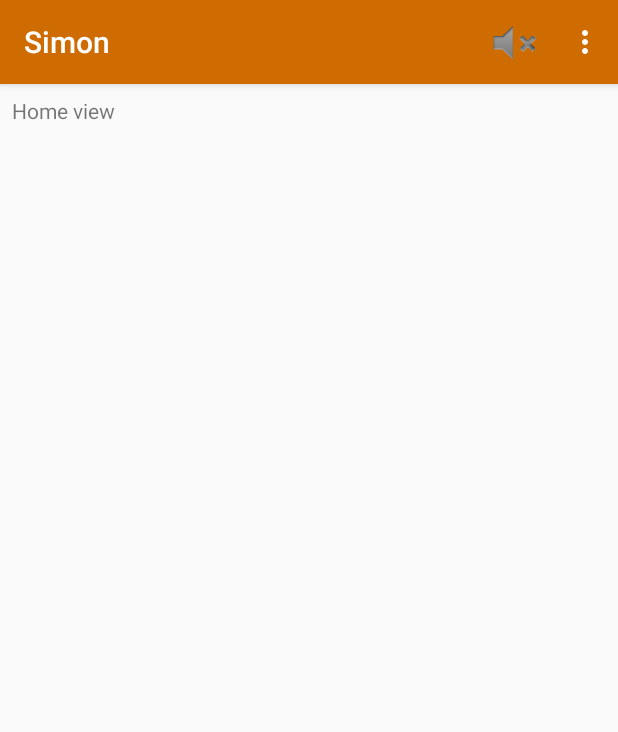
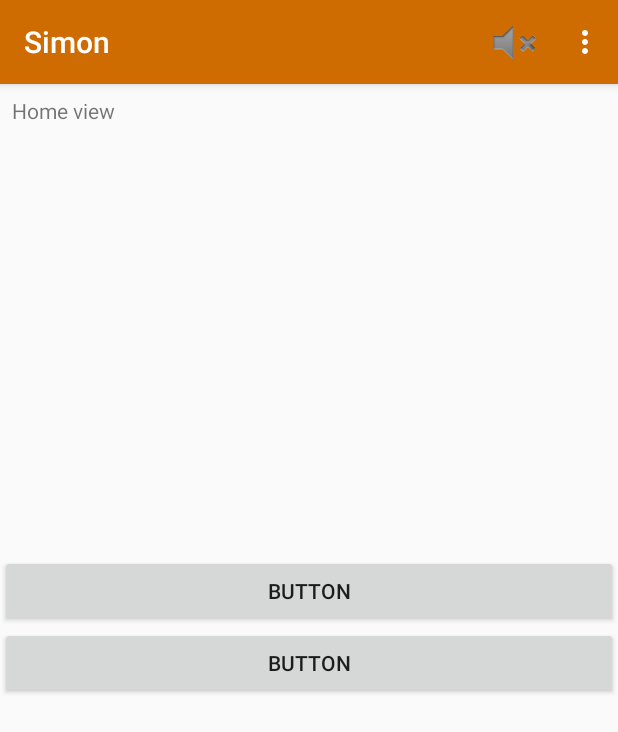
Before and after one commit to davrami/SimonAndroid, an Android app: the HomeActivity screen opened directly, with no data from a screen before it, on a phone screen of 412 x 824 dp. Shown: the top 732 px of the screen. Run offline under Robolectric (Android 15) with nearby library versions, the phone set to English and light mode, and no system bars.

Commit message:
Merge branch 'master' of https://github.com/davrami/SimonAndroid
# Conflicts:
#	app/src/main/java/dam2/simon/Simon.java

```diff
--- a/app/src/main/java/dam2/simon/HomeActivity.java
+++ b/app/src/main/java/dam2/simon/HomeActivity.java
@@ -1,7 +1,9 @@
 package dam2.simon;
 
 import android.content.Intent;
+import android.content.res.Configuration;
 import android.graphics.drawable.Drawable;
+import android.net.Uri;
 import android.support.design.widget.Snackbar;
 import android.support.v4.content.ContextCompat;
 import android.support.v7.app.AppCompatActivity;
@@ -11,7 +13,7 @@ import android.view.MenuItem;
 import android.view.View;
 import android.widget.Button;
 
-public class HomeActivity extends AppCompatActivity {
+public class HomeActivity extends AppCompatActivity implements fr1.OnFragmentInteractionListener, fr2.OnFragmentInteractionListener{
     private boolean isReproduint= false;
     private Intent intent;
     protected static final String EXTRA_MISSATGE = "Home";
@@ -27,6 +29,19 @@ public class HomeActivity extends AppCompatActivity {
         //startService(intent);
         this.btMusic  = findViewById(R.id.music);
 
+        if(getResources().getConfiguration().orientation == Configuration.ORIENTATION_LANDSCAPE){
+            fr2 fragmento2 = new fr2();
+            this.getFragmentManager().beginTransaction()
+                    .replace(R.id.contenedor, fragmento2, null)
+                    .addToBackStack(null)
+                    .commit();
+        }else{
+            fr1 fragmento1= new fr1();
+            this.getFragmentManager().beginTransaction()
+                    .replace(R.id.contenedor, fragmento1, null)
+                    .addToBackStack(null)
+                    .commit();
+        }
 
     }
 
@@ -104,5 +119,8 @@ public class HomeActivity extends AppCompatActivity {
 
     }
 
+    @Override
+    public void onFragmentInteraction(Uri uri) {
 
+    }
 }
--- /dev/null
+++ b/app/src/main/java/dam2/simon/fr1.java
@@ -0,0 +1,108 @@
+package dam2.simon;
+
+import android.app.Fragment;
+import android.content.Context;
+import android.net.Uri;
+import android.os.Bundle;
+import android.view.LayoutInflater;
+import android.view.View;
+import android.view.ViewGroup;
+
+
+/**
+ * A simple {@link Fragment} subclass.
+ * Activities that contain this fragment must implement the
+ * {@link fr1.OnFragmentInteractionListener} interface
+ * to handle interaction events.
+ * Use the {@link fr1#newInstance} factory method to
+ * create an instance of this fragment.
+ */
+public class fr1 extends Fragment {
+    // TODO: Rename parameter arguments, choose names that match
+    // the fragment initialization parameters, e.g. ARG_ITEM_NUMBER
+    private static final String ARG_PARAM1 = "param1";
+    private static final String ARG_PARAM2 = "param2";
+
+    // TODO: Rename and change types of parameters
+    private String mParam1;
+    private String mParam2;
+
+    private OnFragmentInteractionListener mListener;
+
+    public fr1() {
+        // Required empty public constructor
+    }
+
+    /**
+     * Use this factory method to create a new instance of
+     * this fragment using the provided parameters.
+     *
+     * @param param1 Parameter 1.
+     * @param param2 Parameter 2.
+     * @return A new instance of fragment fr1.
+     */
+    // TODO: Rename and change types and number of parameters
+    public static fr1 newInstance(String param1, String param2) {
+        fr1 fragment = new fr1();
+        Bundle args = new Bundle();
+        args.putString(ARG_PARAM1, param1);
+        args.putString(ARG_PARAM2, param2);
+        fragment.setArguments(args);
+        return fragment;
+    }
+
+    @Override
+    public void onCreate(Bundle savedInstanceState) {
+        super.onCreate(savedInstanceState);
+        if (getArguments() != null) {
+            mParam1 = getArguments().getString(ARG_PARAM1);
+            mParam2 = getArguments().getString(ARG_PARAM2);
+        }
+    }
+
+    @Override
+    public View onCreateView(LayoutInflater inflater, ViewGroup container,
+                             Bundle savedInstanceState) {
+        // Inflate the layout for this fragment
+        return inflater.inflate(R.layout.fragment_fr1, container, false);
+    }
+
+    // TODO: Rename method, update argument and hook method into UI event
+    public void onButtonPressed(Uri uri) {
+        if (mListener != null) {
+            mListener.onFragmentInteraction(uri);
+        }
+    }
+
+    @Override
+    public void onAttach(Context context) {
+        super.onAttach(context);
+        if (context instanceof OnFragmentInteractionListener) {
+            mListener = (OnFragmentInteractionListener) context;
+        } else {
+            throw new RuntimeException(context.toString()
+                    + " must implement OnFragmentInteractionListener");
+        }
+    }
+
+    @Override
+    public void onDetach() {
+        super.onDetach();
+        mListener = null;
+    }
+
+    /**
+     * This interface must be implemented by activities that contain this
+     * fragment to allow an interaction in this fragment to be communicated
+     * to the activity and potentially other fragments contained in that
+     * activity.
+     * <p>
+     * See the Android Training lesson <a href=
+     * "http://developer.android.com/training/basics/fragments/communicating.html"
+     * >Communicating with Other Fragments</a> for more information.
+     */
+    public interface OnFragmentInteractionListener {
+        // TODO: Update argument type and name
+        void onFragmentInteraction(Uri uri);
+    }
+}
--- a/app/src/main/res/layout/activity_home.xml
+++ b/app/src/main/res/layout/activity_home.xml
@@ -15,4 +15,9 @@
         android:text="Home view "
         app:layout_constraintStart_toStartOf="parent"
         app:layout_constraintTop_toTopOf="parent" />
+    <FrameLayout
+        android:layout_width="match_parent"
+        android:layout_height="match_parent"
+        android:id="@+id/contenedor">
+    </FrameLayout>
 </android.support.constraint.ConstraintLayout>
--- /dev/null
+++ b/app/src/main/res/layout/fragment_fr1.xml
@@ -0,0 +1,31 @@
+<FrameLayout xmlns:android="http://schemas.android.com/apk/res/android"
+    xmlns:tools="http://schemas.android.com/tools"
+    android:layout_width="match_parent"
+    android:layout_height="match_parent"
+    tools:context="edu.fje.dam2.fragment_din.fr1">
+
+    <!-- TODO: Update blank fragment layout -->
+
+
+    <LinearLayout
+        android:layout_width="match_parent"
+        android:layout_height="match_parent"
+        android:orientation="vertical">
+        <ListView
+            android:id="@+id/resultats2"
+            android:layout_width="match_parent"
+            android:layout_height="314dp"
+            android:layout_alignParentTop="true"
+            android:layout_alignParentStart="true" />
+
+        <Button
+            android:layout_width="match_parent"
+            android:layout_height="wrap_content"
+            android:text="Button" />
+
+        <Button
+            android:layout_width="match_parent"
+            android:layout_height="wrap_content"
+            android:text="Button" />
+    </LinearLayout>
+</FrameLayout>
```
Also changed, not shown: app/src/main/java/dam2/simon/fr2.java (added, +108 -0 lines), app/src/main/res/layout/fragment_fr2.xml (added, +40 -0 lines).
